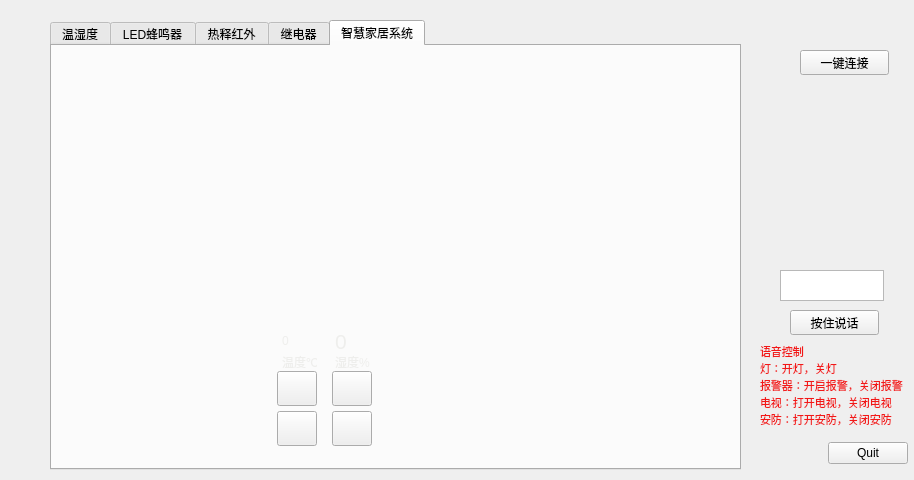
Old version of the form SmartHome/smarthome.ui in the repository qq936859639/test2.
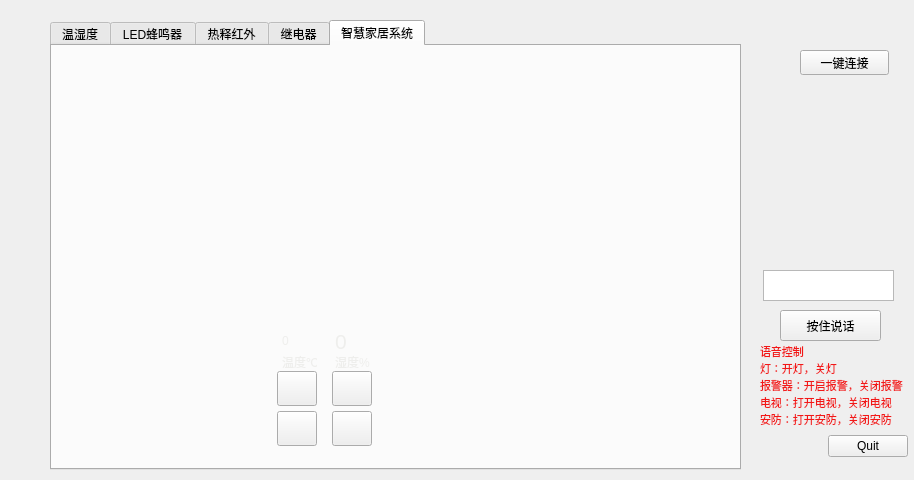
New version of the form. Icons and pictures are not drawn.

What changed in the file:
```diff
--- a/SmartHome/smarthome.ui
+++ b/SmartHome/smarthome.ui
@@ -1183,10 +1183,10 @@
   <widget class="QWidget" name="layoutWidget_2">
    <property name="geometry">
     <rect>
-     <x>780</x>
-     <y>440</y>
-     <width>128</width>
-     <height>27</height>
+     <x>747</x>
+     <y>426</y>
+     <width>161</width>
+     <height>41</height>
     </rect>
    </property>
    <layout class="QHBoxLayout" name="horizontalLayout_4">
@@ -1228,10 +1228,10 @@
   <widget class="QPushButton" name="speech">
    <property name="geometry">
     <rect>
-     <x>790</x>
+     <x>780</x>
      <y>310</y>
-     <width>89</width>
-     <height>25</height>
+     <width>101</width>
+     <height>31</height>
     </rect>
    </property>
    <property name="styleSheet">
@@ -1244,9 +1244,9 @@
   <widget class="QTextEdit" name="textEdit">
    <property name="geometry">
     <rect>
-     <x>780</x>
+     <x>763</x>
      <y>270</y>
-     <width>104</width>
+     <width>131</width>
      <height>31</height>
     </rect>
    </property>
```
